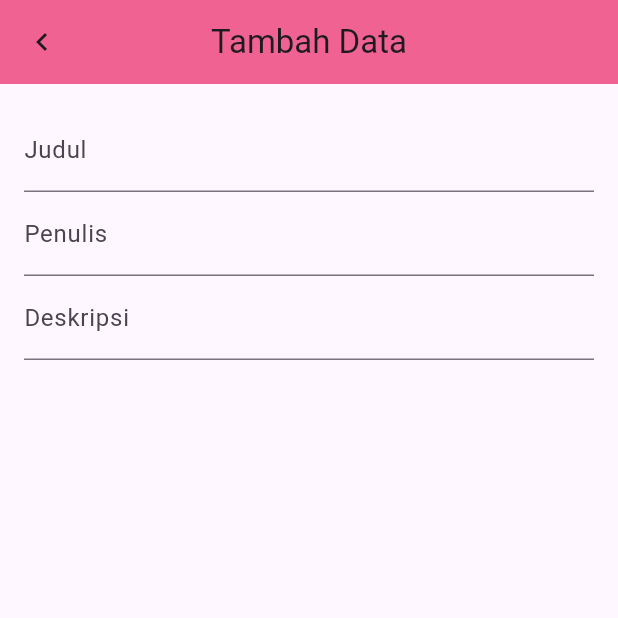
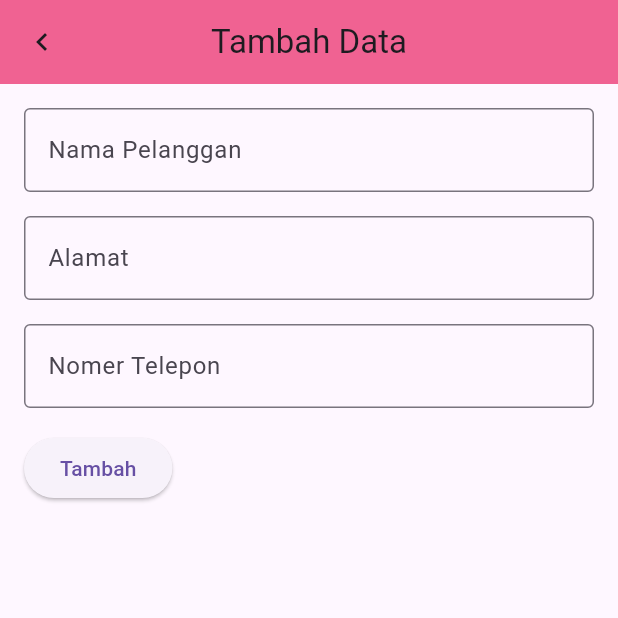
Before and after one commit to DinaapriliiaRPL/kasir_ukk, a Flutter app: the insertpage screen opened directly, on a phone screen of 412 x 824 dp, the top half of it. Run offline on Flutter 3.47's test engine with Material 3 defaults, Android fonts, the phone set to English and light mode, and no system bars; our stand-ins replace loading_animation_widget, supabase_flutter; accounts and stored records are empty.

Commit message:
commit keempat

```diff
--- a/lib/home.dart
+++ b/lib/home.dart
@@ -1,7 +1,8 @@
 import 'package:flutter/cupertino.dart';
 import 'package:flutter/material.dart';
 import 'package:flutter/widgets.dart';
-import 'package:lat_kasirflutter/insert.dart';
+import 'package:lat_kasirflutter/indexpelanggan.dart';
+import 'package:lat_kasirflutter/insertpelanggan.dart';
 
 class homepage extends StatefulWidget {
   const homepage({super.key});
@@ -44,7 +45,7 @@ class _homepageState extends State<homepage> {
           ),
           body: TabBarView(
             children: [
-              Center(child: Text('Customer')),
+              indexpage(),
               Center(child: Text('Produk')),
               Center(child: Text('Penjualan')),
             ],
--- a/lib/insert.dart
+++ /dev/null
@@ -1,56 +0,0 @@
-import 'package:flutter/material.dart';
-import 'home.dart';
-
-class insertpage extends StatefulWidget {
-  const insertpage({super.key});
-
-  @override
-  State<insertpage> createState() => _insertpageState();
-}
-
-class _insertpageState extends State<insertpage> {
-  final _formKey = GlobalKey<FormState>();
-  final TextEditingController namaController = TextEditingController();
-  final TextEditingController hargaController = TextEditingController();
-  final TextEditingController stokController = TextEditingController();
-
-  @override
-  Widget build(BuildContext context) {
-    return Scaffold(
-      appBar: AppBar(
-        backgroundColor: Colors.pink[300],
-        title: const Text('Tambah Data'),
-        centerTitle: true,
-        leading: IconButton(
-          icon: const Icon(Icons.chevron_left), // Ganti ikon panah menjadi '<'
-          onPressed: () {
-            Navigator.pop(
-                context, true); // Fungsi untuk kembali ke halaman sebelumnya
-          },
-        ),
-      ),
-      body: Padding(
-          padding: const EdgeInsets.all(16.0),
-          child: SingleChildScrollView(
-              child: Column(children: [
-            TextField(
-              controller: namaController,
-              decoration: const InputDecoration(labelText: 'Judul'),
-            ),
-            TextField(
-              controller: hargaController,
-              decoration: const InputDecoration(labelText: 'Penulis'),
-            ),
-            TextField(
-              controller: stokController,
-              decoration: const InputDecoration(labelText: 'Deskripsi'),
-            ),
-          ]
-
-        )
-      )
-
-      ),
-    );
-  }
-}
--- /dev/null
+++ b/lib/insertpelanggan.dart
@@ -0,0 +1,120 @@
+import 'package:flutter/material.dart';
+import 'home.dart';
+import 'package:supabase_flutter/supabase_flutter.dart';
+
+class insertpage extends StatefulWidget {
+  const insertpage({super.key});
+
+  @override
+  State<insertpage> createState() => _insertpageState();
+}
+
+class _insertpageState extends State<insertpage> {
+  final _formKey = GlobalKey<FormState>();
+  final _namapelanggan = TextEditingController();
+  final _alamat = TextEditingController();
+  final _notlp = TextEditingController();
+
+  Future<void> AddPelanggan() async {
+    if (_formKey.currentState!.validate()) {
+      final String NamaPelanggan = _namapelanggan.text;
+      final String Alamat = _alamat.text;
+      final String NomorTelepon = _notlp.text;
+
+      final response = await Supabase.instance.client.from('pelanggan').insert([
+        {
+          'NamaPelanggan': NamaPelanggan,
+          'Alamat': Alamat,
+          'NomorTelepon': NomorTelepon,
+        }
+      ]);
+
+      // Cek jika ada error pada response
+      if (response != null) {
+        Navigator.pushReplacement(
+          context,
+          MaterialPageRoute(builder: (context) => homepage()),
+        );
+      } else {
+        Navigator.pushReplacement(
+          context,
+          MaterialPageRoute(builder: (context) => homepage()),
+        );
+      }
+    }
+  }
+
+  @override
+  Widget build(BuildContext context) {
+    return Scaffold(
+      appBar: AppBar(
+        backgroundColor: Colors.pink[300],
+        title: const Text('Tambah Data'),
+        centerTitle: true,
+        leading: IconButton(
+          icon: const Icon(Icons.chevron_left), // Ganti ikon panah menjadi '<'
+          onPressed: () {
+            Navigator.pop(
+                context, true); // Fungsi untuk kembali ke halaman sebelumnya
+          },
+        ),
+      ),
+      body: Padding(
+          padding: const EdgeInsets.all(16.0),
+          child: Form(
+            key: _formKey,
+            child: Column(
+              crossAxisAlignment: CrossAxisAlignment.start,
+              children: [
+                TextFormField(
+                  controller: _namapelanggan,
+                  decoration: const InputDecoration(
+                    labelText: 'Nama Pelanggan',
+                    border: OutlineInputBorder(),
+                  ),
+                  validator: (value) {
+                    if (value == null || value.isEmpty) {
+                      return 'Nama tidak boleh kosong';
+                    }
+                    return null;
+                  },
+                ),
+                const SizedBox(height: 16),
+                TextFormField(
+                  controller: _alamat,
+                  decoration: const InputDecoration(
+                    labelText: 'Alamat',
+                    border: OutlineInputBorder(),
+                  ),
+                  validator: (value) {
+                    if (value == null || value.isEmpty) {
+                      return 'Alamat tidak boleh kosong';
+                    }
+                    return null;
+                  },
+                ),
+                const SizedBox(height: 16),
+                TextFormField(
+                  controller: _notlp,
+                  decoration: const InputDecoration(
+                    labelText: 'Nomer Telepon',
+                    border: OutlineInputBorder(),
+                  ),
+                  validator: (value) {
+                    if (value == null || value.isEmpty) {
+                      return 'Nomer tidak boleh kosong';
+                    }
+                    return null;
+                  },
+                ),
+                const SizedBox(height: 16),
+                ElevatedButton(
+                  onPressed: AddPelanggan,
+                  child: const Text('Tambah'),
+                ),
+              ],
+            ),
+          )),
+    );
+  }
+}
--- a/pubspec.yaml
+++ b/pubspec.yaml
@@ -36,6 +36,7 @@ dependencies:
   # Use with the CupertinoIcons class for iOS style icons.
   cupertino_icons: ^1.0.6
   supabase_flutter: ^2.8.3
+  loading_animation_widget: ^1.3.0
 
 dev_dependencies:
   flutter_test:
```
Also changed, not shown: lib/indexpelanggan.dart (added, +175 -0 lines), lib/updatepelanggan.dart (added, +15 -0 lines), pubspec.lock.
